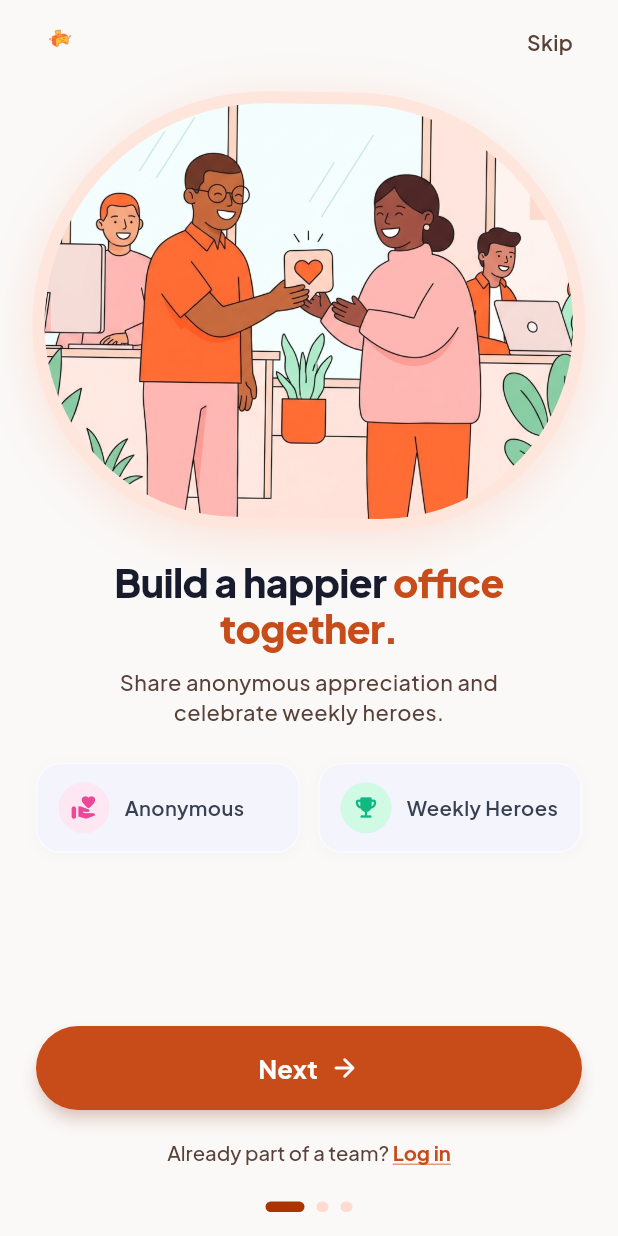
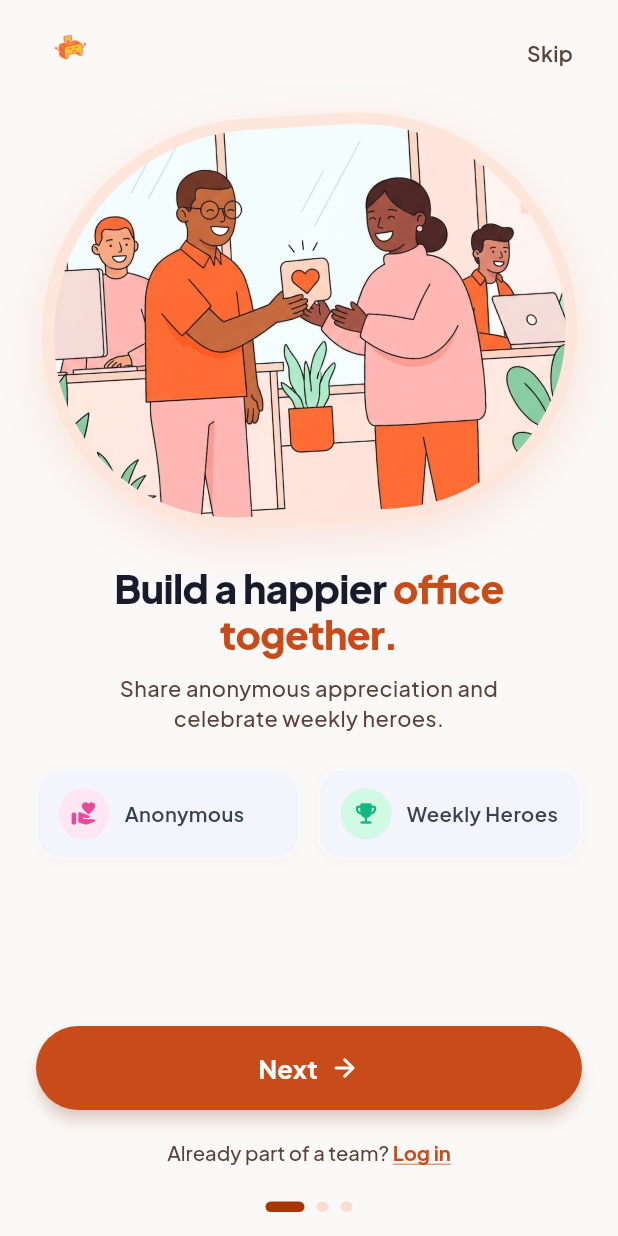
Before and after one commit to JustRamm/Happy-Desk, a Flutter app: the screen it shows after launch, on a phone screen of 412 x 824 dp. Run offline on Flutter 3.47's test engine with Material 3 defaults, Android fonts, the phone set to English and light mode, and no system bars; our stand-ins replace google_fonts.

Commit message:
feat: enlarge logo header and apply smooth fixed-place revolving rotation on OnboardingScreen

```diff
--- a/lib/screens/onboarding_screen.dart
+++ b/lib/screens/onboarding_screen.dart
@@ -34,8 +34,8 @@ class _OnboardingScreenState extends State<OnboardingScreen>
     super.initState();
     _animationController = AnimationController(
       vsync: this,
-      duration: const Duration(milliseconds: 3000),
-    )..repeat(reverse: true);
+      duration: const Duration(milliseconds: 6000), // Smooth 6s revolving cycle
+    )..repeat();
   }
 
   @override
@@ -55,14 +55,14 @@ class _OnboardingScreenState extends State<OnboardingScreen>
             children: [
               const SizedBox(height: 12),
 
-              // Top Header Bar: Transparent Logo & Skip
+              // Top Header Bar: Bigger Transparent Logo & Skip
               Row(
                 mainAxisAlignment: MainAxisAlignment.spaceBetween,
                 children: [
-                  // App Brand Logo (assets/brand/logo_removedbg.png)
+                  // App Brand Logo (assets/brand/logo_removedbg.png - Bigger height 46)
                   Image.asset(
                     'assets/brand/logo_removedbg.png',
-                    height: 32,
+                    height: 46,
                     fit: BoxFit.contain,
                   ),
 
@@ -86,7 +86,7 @@ class _OnboardingScreenState extends State<OnboardingScreen>
 
               const SizedBox(height: 16),
 
-              // Animated Organic Blob Image Container (Floating + Scaling + Zoomed Image)
+              // Revolving Organic Blob Image Container (Fixed Place Smooth Rotation)
               Expanded(
                 flex: 5,
                 child: Center(
@@ -94,14 +94,12 @@ class _OnboardingScreenState extends State<OnboardingScreen>
                     animation: _animationController,
                     builder: (context, child) {
                       final progress = _animationController.value;
-                      final floatY = math.sin(progress * math.pi * 2) * 6;
-                      final breathScale = 1.0 + (math.sin(progress * math.pi * 2) * 0.025);
-                      final tiltAngle = math.sin(progress * math.pi) * 0.015;
+                      // Gentle back-and-forth revolving orbital angle in fixed position
+                      final revolveAngle = math.sin(progress * math.pi * 2) * 0.06;
+                      final breathScale = 1.0 + (math.sin(progress * math.pi * 2) * 0.02);
 
-                      return Transform.translate(
-                        offset: Offset(0, floatY),
-                        child: Transform.rotate(
-                          angle: tiltAngle,
+                      return Transform.rotate(
+                        angle: revolveAngle,
                         child: Transform.scale(
                           scale: breathScale,
                           child: Container(
@@ -119,7 +117,7 @@ class _OnboardingScreenState extends State<OnboardingScreen>
                                 BoxShadow(
                                   color: const Color(0xFFFF652F).withValues(alpha: 0.16),
                                   blurRadius: 28,
-                                    offset: Offset(0, 10 - floatY),
+                                  offset: const Offset(0, 10),
                                 ),
                               ],
                             ),
@@ -132,7 +130,7 @@ class _OnboardingScreenState extends State<OnboardingScreen>
                                 bottomRight: Radius.circular(130),
                               ),
                               child: Transform.scale(
-                                  scale: 1.15, // Zoom in slightly so side edges fit seamlessly
+                                scale: 1.18, // Zoomed in so side edges fit seamlessly without sharp cuts
                                 child: Image.asset(
                                   widget.imagePath,
                                   fit: BoxFit.cover,
@@ -145,7 +143,6 @@ class _OnboardingScreenState extends State<OnboardingScreen>
                                       ),
                                     );
                                   },
-                                  ),
                                 ),
                               ),
                             ),
```
Lines whose indentation alone changed are shown as unchanged.
